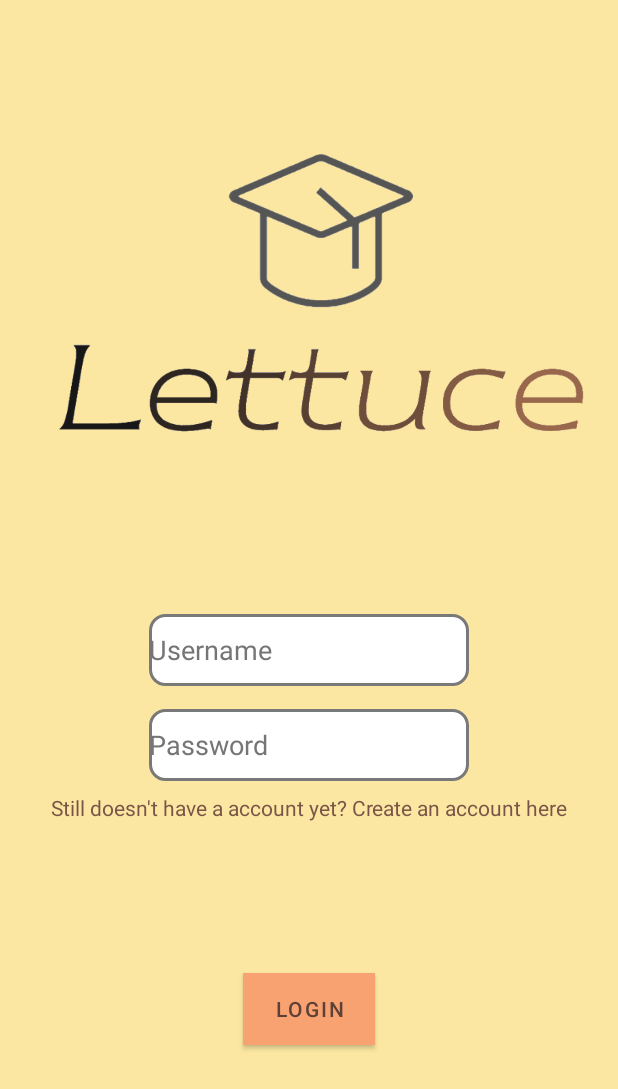
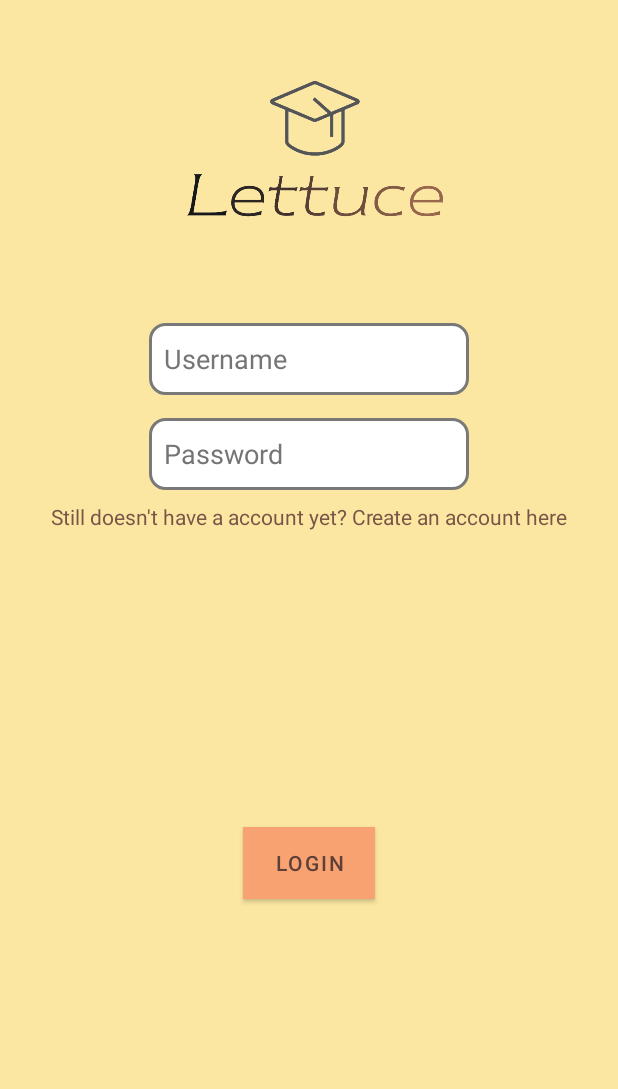
Before and after one commit to TFY0513/LettuceApp, an Android app: the layout activity_login.xml on its own in the app's theme, with its tools: preview values and no code run, on a phone screen of 412 x 824 dp. Shown: the top 1089 px of the screen. Run offline under Robolectric (Android 15) with nearby library versions, the phone set to English and light mode, and no system bars.

Commit message:
Part of login and register event

```diff
--- a/app/src/main/AndroidManifest.xml
+++ b/app/src/main/AndroidManifest.xml
@@ -46,6 +46,10 @@
             android:exported="true"
             android:theme="@style/Theme.LettuceApp.NoActionBar" />
         <activity
+            android:name=".ui.registerlogin.LoginActivity"
+            android:exported="true"
+            android:theme="@style/Theme.LettuceApp.NoActionBar" />
+        <activity
             android:name=".LaunchSplashActivity"
             android:exported="true"
             android:theme="@style/Theme.LettuceApp.NoActionBar">
--- a/app/src/main/java/com/example/lettuceapp/LaunchSplashActivity.kt
+++ b/app/src/main/java/com/example/lettuceapp/LaunchSplashActivity.kt
@@ -7,6 +7,7 @@ import android.os.Bundle
 import android.os.Handler
 import android.view.WindowManager
 import android.widget.Toast
+import com.example.lettuceapp.ui.registerlogin.LoginActivity
 import java.lang.Exception
 
 @SuppressLint("CustomSplashScreen")
@@ -22,7 +23,8 @@ class LaunchSplashActivity : AppCompatActivity() {
         )
 
         Handler().postDelayed({
-            val intent = Intent(this, MainActivity::class.java)
+//            val intent = Intent(this, MainActivity::class.java)
+            val intent = Intent(this, LoginActivity::class.java)
             startActivity(intent)
             finish()
         }, 1200)
--- a/app/src/main/java/com/example/lettuceapp/ui/registerlogin/LoginActivity.kt
+++ b/app/src/main/java/com/example/lettuceapp/ui/registerlogin/LoginActivity.kt
@@ -5,6 +5,7 @@ import androidx.appcompat.app.AppCompatActivity
 import android.os.Bundle
 import android.widget.TextView
 import android.widget.Toast
+import com.example.lettuceapp.MainActivity
 //import com.example.heechintong.databinding.ActivityLoginBinding
 import com.example.lettuceapp.databinding.ActivityLoginBinding
 import com.google.firebase.auth.FirebaseAuth
@@ -44,7 +45,7 @@ class LoginActivity : AppCompatActivity() {
             auth.signInWithEmailAndPassword(email,password)
                 .addOnSuccessListener {
                     Toast.makeText(this, "Login Successful", Toast.LENGTH_SHORT).show()
-                    //val intent = Intent(this, dashboard::class.java)
+                    val intent = Intent(this, MainActivity::class.java)
                     startActivity(intent)
                 }
                 .addOnFailureListener {
--- a/app/src/main/java/com/example/lettuceapp/ui/survey/SurveyQuestionnaires.kt
+++ b/app/src/main/java/com/example/lettuceapp/ui/survey/SurveyQuestionnaires.kt
@@ -156,8 +156,7 @@ class SurveyQuestionnaires : Fragment() {
              * How to stop refreshing viewpager content?
              * https://stackoverflow.com/questions/29610004/how-to-stop-refreshing-viewpager-content
              */
-//            viewPager.offscreenPageLimit = 3
-            viewPager.offscreenPageLimit = 8
+            viewPager.offscreenPageLimit = 3
             tabPagerAdapter.addFragment(SurveyCategoryOneFragment(), getString(R.string.survey_section_one_name))
             tabPagerAdapter.addFragment(SurveyCategorySecondFragment(), getString(R.string.survey_section_two_name))
             tabPagerAdapter.addFragment(SurveyCategoryThirdFragment(), getString(R.string.survey_section_three_name))
--- a/app/src/main/res/layout/activity_login.xml
+++ b/app/src/main/res/layout/activity_login.xml
@@ -17,8 +17,9 @@
         android:background="@drawable/edittext_background"
         android:ems="10"
         android:hint="@string/username"
-        android:inputType="textPersonName"
+        android:inputType="textEmailAddress"
         android:minHeight="48dp"
+        android:padding="10dp"
         android:textColorHint="#757575"
         app:layout_constraintEnd_toEndOf="parent"
         app:layout_constraintStart_toStartOf="parent"
@@ -34,8 +35,9 @@
         android:background="@drawable/edittext_background"
         android:ems="10"
         android:hint="@string/password"
-        android:inputType="textPersonName"
+        android:inputType="textPassword"
         android:minHeight="48dp"
+        android:padding="10dp"
         android:textColorHint="#757575"
         app:layout_constraintEnd_toEndOf="parent"
         app:layout_constraintStart_toStartOf="parent"
@@ -44,8 +46,8 @@
 
     <ImageView
         android:id="@+id/imageViewLogo"
-        android:layout_width="409dp"
-        android:layout_height="394dp"
+        android:layout_width="200dp"
+        android:layout_height="200dp"
         android:contentDescription="@string/logo"
         app:layout_constraintEnd_toEndOf="parent"
         app:layout_constraintStart_toStartOf="parent"
```
